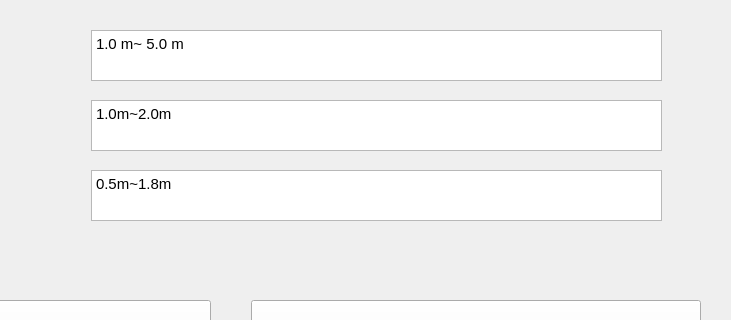
This is parameterinput.ui in owo458/TempProject as Qt 5 draws it before an edit; both pictures show x 269 to 1000 and y 0 to 320 of the 1000 by 500 pixel window. The edited form follows.
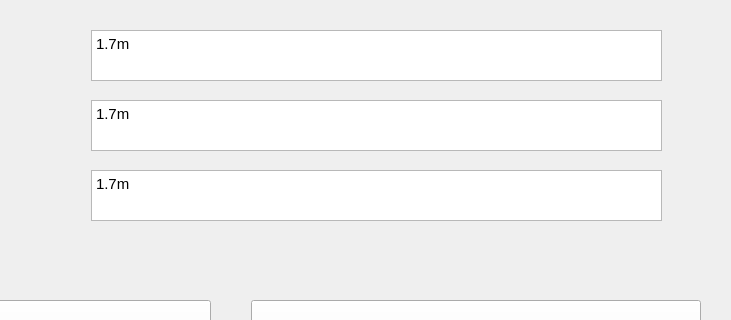
This is the edited form.

```diff
--- a/parameterinput.ui
+++ b/parameterinput.ui
@@ -27,7 +27,8 @@
 &lt;html&gt;&lt;head&gt;&lt;meta name=&quot;qrichtext&quot; content=&quot;1&quot; /&gt;&lt;style type=&quot;text/css&quot;&gt;
 p, li { white-space: pre-wrap; }
 &lt;/style&gt;&lt;/head&gt;&lt;body style=&quot; font-family:'Sans Serif'; font-size:9pt; font-weight:400; font-style:normal;&quot;&gt;
-&lt;p style=&quot; margin-top:0px; margin-bottom:0px; margin-left:0px; margin-right:0px; -qt-block-indent:0; text-indent:0px;&quot;&gt;&lt;span style=&quot; font-family:'Ubuntu'; font-size:11pt;&quot;&gt;1.0 m~ 5.0 m&lt;/span&gt;&lt;/p&gt;&lt;/body&gt;&lt;/html&gt;</string>
+&lt;p style=&quot; margin-top:0px; margin-bottom:0px; margin-left:0px; margin-right:0px; -qt-block-indent:0; text-indent:0px;&quot;&gt;&lt;span style=&quot; font-family:'Ubuntu'; font-size:11pt;&quot;&gt;1.7m&lt;/span&gt;&lt;/p&gt;
+&lt;p style=&quot;-qt-paragraph-type:empty; margin-top:0px; margin-bottom:0px; margin-left:0px; margin-right:0px; -qt-block-indent:0; text-indent:0px; font-family:'Ubuntu'; font-size:11pt;&quot;&gt;&lt;br /&gt;&lt;/p&gt;&lt;/body&gt;&lt;/html&gt;</string>
    </property>
   </widget>
   <widget class="QLabel" name="label">
@@ -56,23 +57,6 @@
     <string>Camera Height         (m)</string>
    </property>
   </widget>
-  <widget class="QTextBrowser" name="textBrowser">
-   <property name="geometry">
-    <rect>
-     <x>360</x>
-     <y>100</y>
-     <width>571</width>
-     <height>51</height>
-    </rect>
-   </property>
-   <property name="html">
-    <string>&lt;!DOCTYPE HTML PUBLIC &quot;-//W3C//DTD HTML 4.0//EN&quot; &quot;http://www.w3.org/TR/REC-html40/strict.dtd&quot;&gt;
-&lt;html&gt;&lt;head&gt;&lt;meta name=&quot;qrichtext&quot; content=&quot;1&quot; /&gt;&lt;style type=&quot;text/css&quot;&gt;
-p, li { white-space: pre-wrap; }
-&lt;/style&gt;&lt;/head&gt;&lt;body style=&quot; font-family:'Sans Serif'; font-size:9pt; font-weight:400; font-style:normal;&quot;&gt;
-&lt;p style=&quot; margin-top:0px; margin-bottom:0px; margin-left:0px; margin-right:0px; -qt-block-indent:0; text-indent:0px;&quot;&gt;&lt;span style=&quot; font-family:'Ubuntu'; font-size:11pt;&quot;&gt;1.0m~2.0m&lt;/span&gt;&lt;/p&gt;&lt;/body&gt;&lt;/html&gt;</string>
-   </property>
-  </widget>
   <widget class="QLabel" name="label_3">
    <property name="geometry">
     <rect>
@@ -86,23 +70,6 @@
     <string>Camera to bumper   (m)</string>
    </property>
   </widget>
-  <widget class="QTextBrowser" name="textBrowser_2">
-   <property name="geometry">
-    <rect>
-     <x>360</x>
-     <y>170</y>
-     <width>571</width>
-     <height>51</height>
-    </rect>
-   </property>
-   <property name="html">
-    <string>&lt;!DOCTYPE HTML PUBLIC &quot;-//W3C//DTD HTML 4.0//EN&quot; &quot;http://www.w3.org/TR/REC-html40/strict.dtd&quot;&gt;
-&lt;html&gt;&lt;head&gt;&lt;meta name=&quot;qrichtext&quot; content=&quot;1&quot; /&gt;&lt;style type=&quot;text/css&quot;&gt;
-p, li { white-space: pre-wrap; }
-&lt;/style&gt;&lt;/head&gt;&lt;body style=&quot; font-family:'Sans Serif'; font-size:9pt; font-weight:400; font-style:normal;&quot;&gt;
-&lt;p style=&quot; margin-top:0px; margin-bottom:0px; margin-left:0px; margin-right:0px; -qt-block-indent:0; text-indent:0px;&quot;&gt;&lt;span style=&quot; font-family:'Ubuntu'; font-size:11pt;&quot;&gt;0.5m~1.8m&lt;/span&gt;&lt;/p&gt;&lt;/body&gt;&lt;/html&gt;</string>
-   </property>
-  </widget>
   <widget class="QPushButton" name="pushbtn_prev_mesure">
    <property name="geometry">
     <rect>
@@ -129,6 +96,42 @@
     <string>Next &gt;</string>
    </property>
   </widget>
+  <widget class="QTextEdit" name="CameraHeight">
+   <property name="geometry">
+    <rect>
+     <x>360</x>
+     <y>100</y>
+     <width>571</width>
+     <height>51</height>
+    </rect>
+   </property>
+   <property name="html">
+    <string>&lt;!DOCTYPE HTML PUBLIC &quot;-//W3C//DTD HTML 4.0//EN&quot; &quot;http://www.w3.org/TR/REC-html40/strict.dtd&quot;&gt;
+&lt;html&gt;&lt;head&gt;&lt;meta name=&quot;qrichtext&quot; content=&quot;1&quot; /&gt;&lt;style type=&quot;text/css&quot;&gt;
+p, li { white-space: pre-wrap; }
+&lt;/style&gt;&lt;/head&gt;&lt;body style=&quot; font-family:'Sans Serif'; font-size:9pt; font-weight:400; font-style:normal;&quot;&gt;
+&lt;p style=&quot; margin-top:0px; margin-bottom:0px; margin-left:0px; margin-right:0px; -qt-block-indent:0; text-indent:0px;&quot;&gt;&lt;span style=&quot; font-family:'Ubuntu'; font-size:11pt;&quot;&gt;1.7m&lt;/span&gt;&lt;/p&gt;
+&lt;p style=&quot;-qt-paragraph-type:empty; margin-top:0px; margin-bottom:0px; margin-left:0px; margin-right:0px; -qt-block-indent:0; text-indent:0px; font-family:'Ubuntu'; font-size:11pt;&quot;&gt;&lt;br /&gt;&lt;/p&gt;&lt;/body&gt;&lt;/html&gt;</string>
+   </property>
+  </widget>
+  <widget class="QTextEdit" name="CameraToBumper">
+   <property name="geometry">
+    <rect>
+     <x>360</x>
+     <y>170</y>
+     <width>571</width>
+     <height>51</height>
+    </rect>
+   </property>
+   <property name="html">
+    <string>&lt;!DOCTYPE HTML PUBLIC &quot;-//W3C//DTD HTML 4.0//EN&quot; &quot;http://www.w3.org/TR/REC-html40/strict.dtd&quot;&gt;
+&lt;html&gt;&lt;head&gt;&lt;meta name=&quot;qrichtext&quot; content=&quot;1&quot; /&gt;&lt;style type=&quot;text/css&quot;&gt;
+p, li { white-space: pre-wrap; }
+&lt;/style&gt;&lt;/head&gt;&lt;body style=&quot; font-family:'Sans Serif'; font-size:9pt; font-weight:400; font-style:normal;&quot;&gt;
+&lt;p style=&quot; margin-top:0px; margin-bottom:0px; margin-left:0px; margin-right:0px; -qt-block-indent:0; text-indent:0px;&quot;&gt;&lt;span style=&quot; font-family:'Ubuntu'; font-size:11pt;&quot;&gt;1.7m&lt;/span&gt;&lt;/p&gt;
+&lt;p style=&quot;-qt-paragraph-type:empty; margin-top:0px; margin-bottom:0px; margin-left:0px; margin-right:0px; -qt-block-indent:0; text-indent:0px; font-family:'Ubuntu'; font-size:11pt;&quot;&gt;&lt;br /&gt;&lt;/p&gt;&lt;/body&gt;&lt;/html&gt;</string>
+   </property>
+  </widget>
  </widget>
  <resources/>
  <connections/>
```
Left out of the diff: 6 changed lines with no effect on the pictures.
